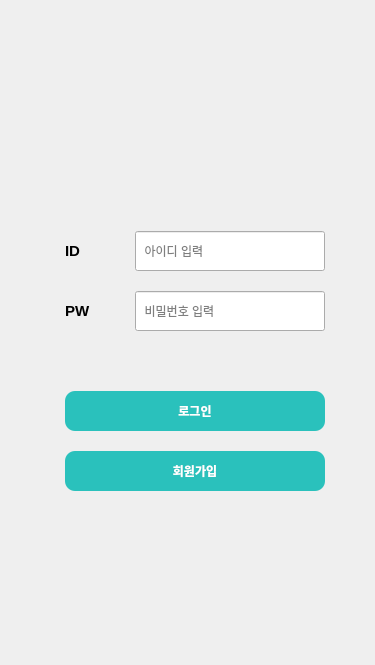
LeeSooBin96/BockPang, file CustomerClient/loginpage.ui: the form before one commit.
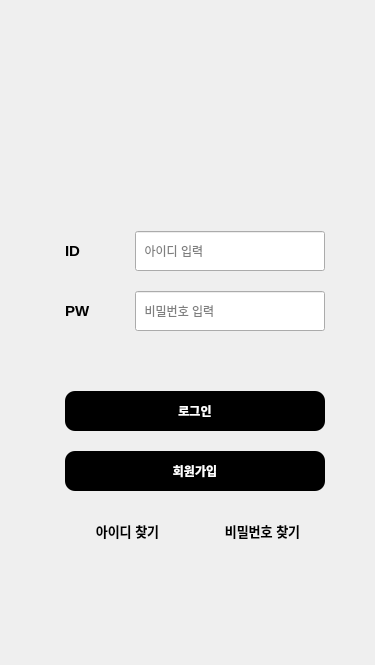
The form after the commit. Icons and pictures are not drawn.

Diff of the .ui file:
```diff
--- a/CustomerClient/loginpage.ui
+++ b/CustomerClient/loginpage.ui
@@ -28,10 +28,10 @@
   <widget class="QLabel" name="lb_Logo">
    <property name="geometry">
     <rect>
-     <x>9</x>
-     <y>49</y>
-     <width>361</width>
-     <height>141</height>
+     <x>60</x>
+     <y>70</y>
+     <width>261</width>
+     <height>91</height>
     </rect>
    </property>
    <property name="styleSheet">
@@ -66,12 +66,14 @@
        <height>40</height>
       </rect>
      </property>
-     <property name="text">
-      <string/>
+     <property name="font">
+      <font>
+       <pointsize>10</pointsize>
+       <bold>true</bold>
+      </font>
      </property>
-     <property name="icon">
-      <iconset resource="Resource.qrc">
-       <normaloff>:/Image/Find_PW.png</normaloff>:/Image/Find_PW.png</iconset>
+     <property name="text">
+      <string>비밀번호 찾기</string>
      </property>
      <property name="iconSize">
       <size>
@@ -153,7 +155,7 @@
      </property>
      <property name="styleSheet">
       <string notr="true">color: rgb(255, 255, 255);
-background-color: rgb(42, 193, 188);
+background-color: rgb(0, 0, 0);
 border-radius:10px;
 </string>
      </property>
@@ -192,12 +194,14 @@
        <height>40</height>
       </rect>
      </property>
-     <property name="text">
-      <string/>
+     <property name="font">
+      <font>
+       <pointsize>10</pointsize>
+       <bold>true</bold>
+      </font>
      </property>
-     <property name="icon">
-      <iconset resource="Resource.qrc">
-       <normaloff>:/Image/Find_ID.png</normaloff>:/Image/Find_ID.png</iconset>
+     <property name="text">
+      <string>아이디 찾기</string>
      </property>
      <property name="iconSize">
       <size>
@@ -225,7 +229,7 @@
      </property>
      <property name="styleSheet">
       <string notr="true">color: rgb(255, 255, 255);
-background-color: rgb(42, 193, 188);
+background-color: rgb(0, 0, 0);
 border-radius:10px;
 </string>
      </property>
```
Left out of the diff: 32 changed lines with no effect on the pictures.
